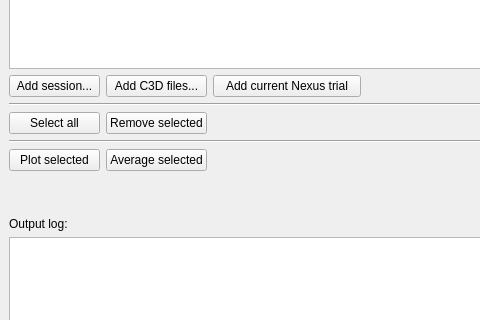
NCH-Motion-Laboratory/gaitutils, file gaitutils/gui/gaitmenu.ui: the form before one commit; both pictures show x 0 to 480 and y 263 to 583 of the 645 by 687 pixel window.
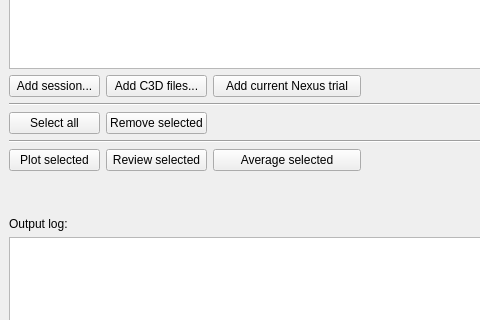
The form after the commit.

Commit message: quickly review trials with preconfigured plots

```diff
--- a/gaitutils/gui/gaitmenu.ui
+++ b/gaitutils/gui/gaitmenu.ui
@@ -47,13 +47,6 @@
         </property>
        </widget>
       </item>
-      <item row="16" column="3">
-       <widget class="QPushButton" name="btnAveragePlot">
-        <property name="text">
-         <string>Average selected</string>
-        </property>
-       </widget>
-      </item>
       <item row="11" column="2">
        <widget class="QPushButton" name="btnAddSession">
         <property name="text">
@@ -381,6 +374,20 @@
         </property>
        </widget>
       </item>
+      <item row="16" column="3">
+       <widget class="QPushButton" name="btnReviewTrials">
+        <property name="text">
+         <string>Review selected</string>
+        </property>
+       </widget>
+      </item>
+      <item row="16" column="4" colspan="2">
+       <widget class="QPushButton" name="btnAveragePlot">
+        <property name="text">
+         <string>Average selected</string>
+        </property>
+       </widget>
+      </item>
      </layout>
     </item>
     <item>
```
Left out of the diff: 10 changed lines with no effect on the pictures. The commit also changes 2 other files.
